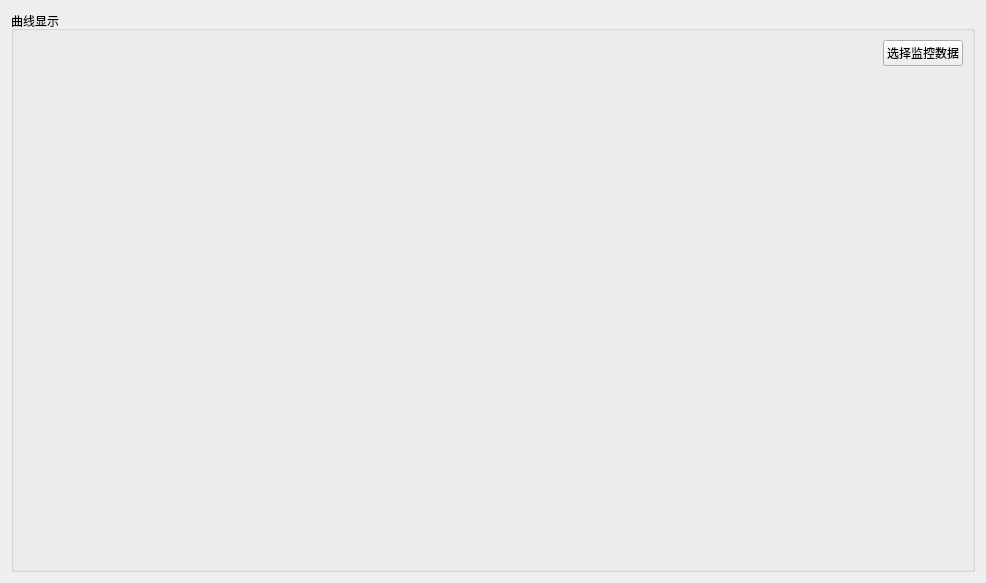
The window that RTDataPlot/Form_RTdata_plot.ui (SanXiaoXing/PyUtilDemos) describes before a commit, drawn with Qt 5.
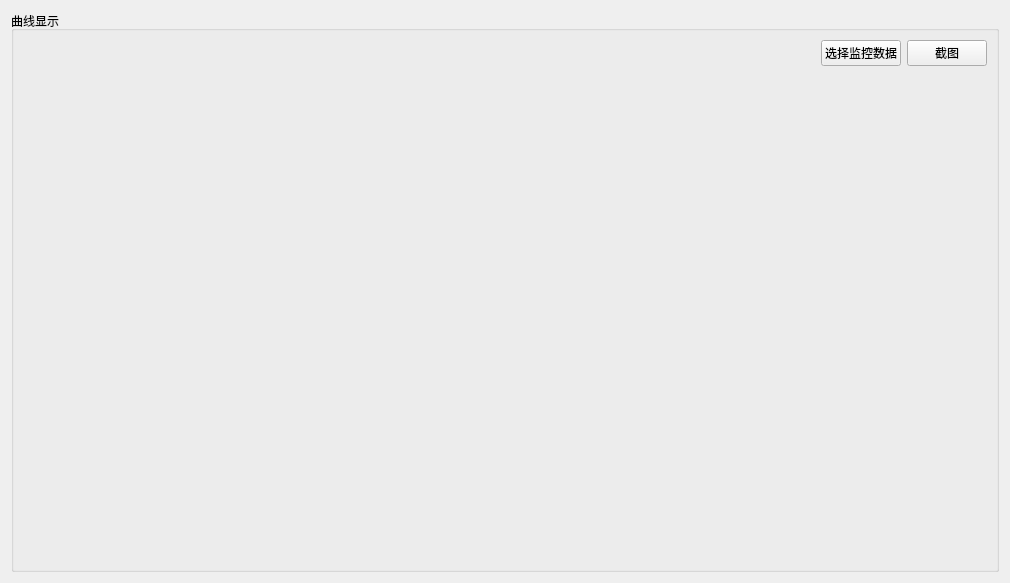
The same window after the commit.

Commit message: feat(RTDataPlot): 添加了RTDATAPLOT中实时曲线绘制的UI界面及部分代码

The edit to the form file:
```diff
--- a/RTDataPlot/Form_RTdata_plot.ui
+++ b/RTDataPlot/Form_RTdata_plot.ui
@@ -6,7 +6,7 @@
    <rect>
     <x>0</x>
     <y>0</y>
-    <width>986</width>
+    <width>1010</width>
     <height>583</height>
    </rect>
   </property>
@@ -29,13 +29,6 @@
       </item>
       <item>
        <layout class="QGridLayout" name="gridLayout" rowstretch="1,8,1">
-        <item row="0" column="1">
-         <widget class="QPushButton" name="pushButton">
-          <property name="text">
-           <string>选择监控数据</string>
-          </property>
-         </widget>
-        </item>
         <item row="2" column="1">
          <spacer name="verticalSpacer">
           <property name="orientation">
@@ -49,6 +42,13 @@
           </property>
          </spacer>
         </item>
+        <item row="0" column="1">
+         <widget class="QPushButton" name="pushButton_select">
+          <property name="text">
+           <string>选择监控数据</string>
+          </property>
+         </widget>
+        </item>
         <item row="0" column="0">
          <spacer name="horizontalSpacer">
           <property name="orientation">
@@ -62,7 +62,14 @@
           </property>
          </spacer>
         </item>
-        <item row="1" column="0" colspan="2">
+        <item row="0" column="2">
+         <widget class="QPushButton" name="pushButton_screenshot">
+          <property name="text">
+           <string>截图</string>
+          </property>
+         </widget>
+        </item>
+        <item row="1" column="0" colspan="3">
          <layout class="QGridLayout" name="gridLayout_data"/>
         </item>
        </layout>
```
Left out of the diff: 2 changed lines with no effect on the pictures. The commit also changes 8 other files.
